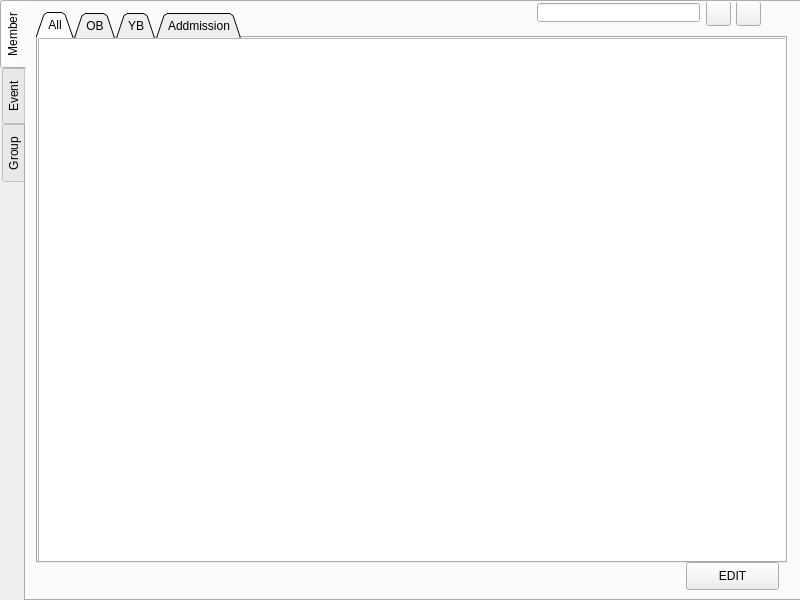
websPC/member, file form.ui: the form before one commit.
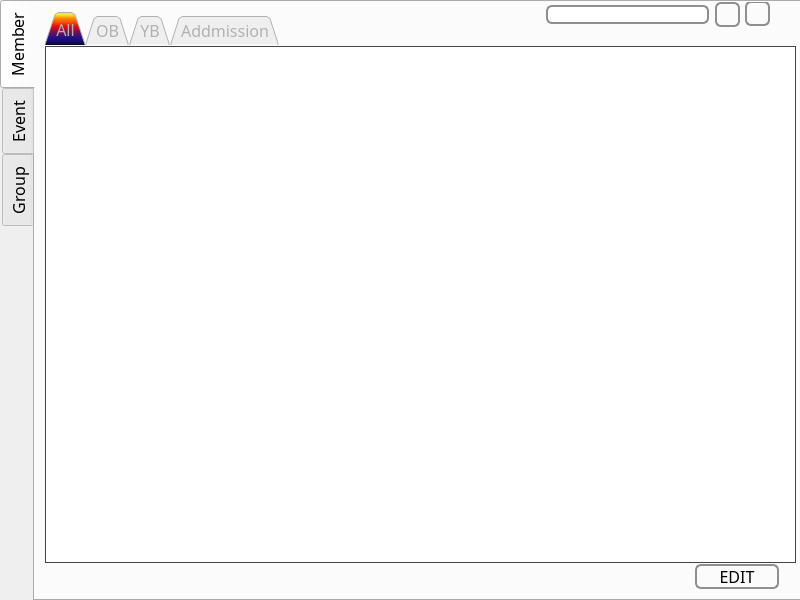
The form after the commit. The open tabs and pages were chosen to show the change. Icons and pictures are not drawn.

What changed in the file:
```diff
--- a/form.ui
+++ b/form.ui
@@ -17,6 +17,9 @@
    <iconset>
     <normaloff>../1404296263554.jpeg</normaloff>../1404296263554.jpeg</iconset>
   </property>
+  <property name="styleSheet">
+   <string notr="true"/>
+  </property>
   <widget class="QTabWidget" name="tabWidget_2">
    <property name="enabled">
     <bool>true</bool>
@@ -35,6 +38,12 @@
      <verstretch>0</verstretch>
     </sizepolicy>
    </property>
+   <property name="font">
+    <font>
+     <family>1훈버거버거 Regular</family>
+     <pointsize>12</pointsize>
+    </font>
+   </property>
    <property name="autoFillBackground">
     <bool>false</bool>
    </property>
@@ -63,6 +72,76 @@
        <height>551</height>
       </rect>
      </property>
+     <property name="font">
+      <font>
+       <family>1훈버거버거 Regular</family>
+       <pointsize>12</pointsize>
+      </font>
+     </property>
+     <property name="styleSheet">
+      <string notr="true">QTabBar::tab {
+    color: #b1b1b1;
+    border: 1px solid #444;
+    border-bottom-style: none;
+    
+	background-color: qlineargradient(spread:pad, x1:0, y1:1, x2:0, y2:0, stop:0 rgba(0, 0, 0, 255), stop:0.05 rgba(14, 8, 73, 255), stop:0.227273 rgba(28, 17, 145, 255), stop:0.414773 rgba(126, 14, 81, 255), stop:0.579545 rgba(234, 11, 11, 255), stop:0.6875 rgba(244, 70, 5, 255), stop:0.818182 rgba(255, 136, 0, 255), stop:0.935 rgba(239, 236, 55, 255));
+    padding-left: 10px;
+    padding-right: 10px;
+    padding-top: 3px;
+    padding-bottom: 2px;
+    margin-right: -1px;
+}
+
+QTabWidget::pane {
+ 
+    border: 1px solid #444;
+    top: 1px;
+}
+
+QTabBar::tab:last
+{
+    margin-right: 0; /* the last selected tab has nothing to overlap with on the right */
+    border-top-right-radius: 3px;
+}
+
+QTabBar::tab:first:!selected
+{
+ margin-left: 0px; /* the last selected tab has nothing to overlap with on the right */
+
+
+    border-top-left-radius: 3px;
+}
+
+QTabBar::tab:!selected
+{
+    
+	color: #b1b1b1;
+    border-bottom-style: solid;
+    margin-top: 3px;
+    /*background-color: QLinearGradient(x1:0, y1:0, x2:0, y2:1, stop:1 #212121, stop:.4 #343434);*/
+	
+	background-color: qlineargradient(spread:pad, x1:0, y1:1, x2:0, y2:0, stop:0 rgba(0, 0, 0, 255), stop:0.05 rgba(14, 8, 73, 255), stop:0.227273 rgba(28, 17, 145, 255), stop:0.414773 rgba(126, 14, 81, 255), stop:0.579545 rgba(234, 11, 11, 255), stop:0.6875 rgba(244, 70, 5, 255), stop:0.818182 rgba(255, 136, 0, 255), stop:0.935 rgba(239, 236, 55, 255));
+
+}
+
+QTabBar::tab:selected
+{
+    border-top-left-radius: 3px;
+    border-top-right-radius: 3px;
+    margin-bottom: 0px;
+}
+
+QTabBar::tab:!selected:hover
+{
+    /*border-top: 2px solid #ffaa00;
+    padding-bottom: 3px;*/
+    border-top-left-radius: 3px;
+    border-top-right-radius: 3px;
+    /*background-color: QLinearGradient(x1:0, y1:0, x2:0, y2:1, stop:1 #212121, stop:0.4 #343434, stop:0.2 #343434, stop:0.1 #ffaa00);*/
+	background-color: qlineargradient(spread:pad, x1:0, y1:1, x2:0, y2:0, stop:0 rgba(14, 8, 73, 143), stop:0.227273 rgba(28, 17, 145, 130), stop:0.414773 rgba(126, 14, 81, 132), stop:0.579545 rgba(234, 11, 11, 114), stop:0.6875 rgba(244, 70, 5, 127), stop:0.818182 rgba(255, 136, 0, 123), stop:0.943182 rgba(239, 236, 55, 128));
+}
+</string>
+     </property>
      <property name="tabPosition">
       <enum>QTabWidget::North</enum>
      </property>
@@ -103,16 +182,19 @@
          <height>531</height>
         </rect>
        </property>
+       <property name="font">
+        <font>
+         <family>1훈버거버거 Regular</family>
+         <pointsize>11</pointsize>
+        </font>
+       </property>
        <property name="styleSheet">
-        <string notr="true">QTableView {
-     selection-background-color: qlineargradient(x1: 0, y1: 0, x2: 0.5, y2: 0.5,
-                                 stop: 0 #FF92BB, stop: 1 white);
- }
-
-QTableView QTableCornerButton::section {
-     background: red;
-     border: 2px outset red;
- }</string>
+        <string notr="true">
+border: 0px;
+ </string>
+       </property>
+       <property name="alternatingRowColors">
+        <bool>true</bool>
        </property>
        <property name="sortingEnabled">
         <bool>true</bool>
@@ -187,11 +269,39 @@
      <property name="geometry">
       <rect>
        <x>660</x>
-       <y>560</y>
-       <width>93</width>
-       <height>28</height>
+       <y>562</y>
+       <width>84</width>
+       <height>25</height>
       </rect>
      </property>
+     <property name="font">
+      <font>
+       <family>1훈버거버거 Regular</family>
+       <pointsize>12</pointsize>
+      </font>
+     </property>
+     <property name="styleSheet">
+      <string notr="true"> QPushButton {
+     border: 2px solid #8f8f91;
+     border-radius: 6px;
+     background-color: qlineargradient(x1: 0, y1: 0, x2: 0, y2: 1,
+                                       stop: 0 #f6f7fa, stop: 1 #dadbde);
+     min-width: 80px;
+ }
+
+ QPushButton:pressed {
+     background-color: qlineargradient(x1: 0, y1: 0, x2: 0, y2: 1,
+                                       stop: 0 #dadbde, stop: 1 #f6f7fa);
+ }
+
+ QPushButton:flat {
+     border: none; /* no border for a flat push button */
+ }
+
+ QPushButton:default {
+     border-color: navy; /* make the default button prominent */
+ }</string>
+     </property>
      <property name="text">
       <string>EDIT</string>
      </property>
@@ -200,28 +310,64 @@
      <property name="geometry">
       <rect>
        <x>511</x>
-       <y>1</y>
+       <y>3</y>
        <width>163</width>
        <height>19</height>
       </rect>
      </property>
+     <property name="font">
+      <font>
+       <family>1훈버거버거 Regular</family>
+       <pointsize>12</pointsize>
+      </font>
+     </property>
+     <property name="styleSheet">
+      <string notr="true"> QLineEdit {
+     border: 2px solid #8f8f91;
+     border-radius: 6px;
+    }
+</string>
+     </property>
     </widget>
     <widget class="QPushButton" name="pushButton_5">
      <property name="geometry">
       <rect>
        <x>680</x>
-       <y>-1</y>
+       <y>0</y>
        <width>25</width>
        <height>25</height>
       </rect>
      </property>
      <property name="font">
       <font>
+       <family>1훈버거버거 Regular</family>
+       <pointsize>12</pointsize>
        <stylestrategy>PreferAntialias</stylestrategy>
       </font>
      </property>
      <property name="styleSheet">
-      <string notr="true">image: url(:/new/prefix1/Search.png);</string>
+      <string notr="true"> QPushButton {
+     border: 2px solid #8f8f91;
+     border-radius: 6px;
+     background-color: qlineargradient(x1: 0, y1: 0, x2: 0, y2: 1,
+                                       stop: 0 #f6f7fa, stop: 1 #dadbde);
+    /* min-width: 80px;*/
+image: url(:/new/prefix1/Search.png);
+ }
+
+ QPushButton:pressed {
+     background-color: qlineargradient(x1: 0, y1: 0, x2: 0, y2: 1,
+                                       stop: 0 #dadbde, stop: 1 #f6f7fa);
+ }
+
+ QPushButton:flat {
+     border: none; /* no border for a flat push button */
+ }
+
+ QPushButton:default {
+     border-color: navy; /* make the default button prominent */
+ }
+</string>
      </property>
      <property name="text">
       <string/>
@@ -246,8 +392,34 @@
        <height>25</height>
       </rect>
      </property>
+     <property name="font">
+      <font>
+       <family>1훈버거버거 Regular</family>
+       <pointsize>12</pointsize>
+      </font>
+     </property>
      <property name="styleSheet">
-      <string notr="true">image: url(:/new/prefix1/refresh.png);</string>
+      <string notr="true"> QPushButton {
+     border: 2px solid #8f8f91;
+     border-radius: 6px;
+     background-color: qlineargradient(x1: 0, y1: 0, x2: 0, y2: 1,
+                                       stop: 0 #f6f7fa, stop: 1 #dadbde);
+  image: url(:/new/prefix1/refresh.png);
+ }
+
+ QPushButton:pressed {
+     background-color: qlineargradient(x1: 0, y1: 0, x2: 0, y2: 1,
+                                       stop: 0 #dadbde, stop: 1 #f6f7fa);
+ }
+
+ QPushButton:flat {
+     border: none; /* no border for a flat push button */
+ }
+
+ QPushButton:default {
+     border-color: navy; /* make the default button prominent */
+ }
+</string>
      </property>
      <property name="text">
       <string/>
```
Left out of the diff: 137 changed lines with no effect on the pictures.
